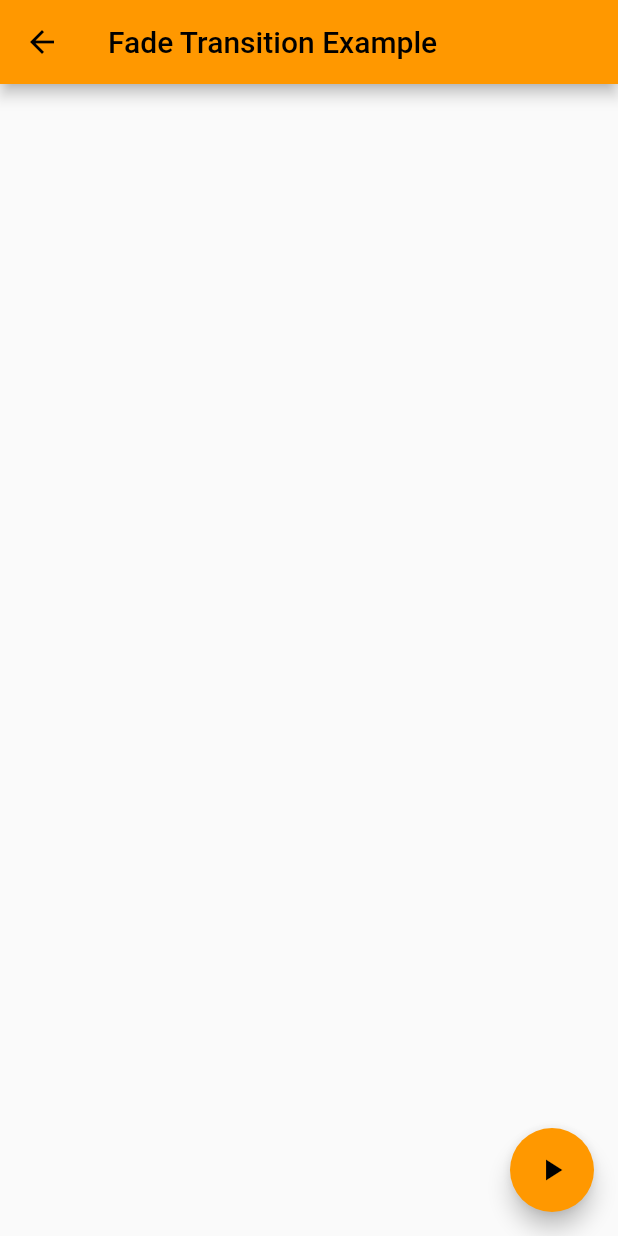
After one commit to minafarideleia/Flutter-Course-Animations-From-Zero-To-Hero, a Flutter app: the screen it shows after launch, after a tap on "Fade Transition Example", on a phone screen of 412 x 824 dp. The commit adds this screen. Run offline on Flutter 3.47's test engine with Material 2 defaults, Android fonts, the phone set to English and light mode, and no system bars.

Commit message:
Lecture-45--Fade-Transition

```diff
--- a/lib/explict_animations/AnimatedBuilderExample.dart
+++ b/lib/explict_animations/AnimatedBuilderExample.dart
@@ -1,6 +1,5 @@
 import 'package:flutter/material.dart';
 import 'dart:math' show pi;
-
 class AnimatedBuilderExample extends StatefulWidget {
   const AnimatedBuilderExample({super.key});
 
@@ -16,7 +15,7 @@
   void initState() {
     super.initState();
     _controller =
-        AnimationController(vsync: this, duration: const Duration(seconds: 20))
+        AnimationController(vsync: this, duration: const Duration(seconds: 2))
           ..repeat(reverse: true);
   }
 
@@ -28,23 +27,22 @@
 
   @override
   Widget build(BuildContext context) {
-    return Scaffold(
+    return    Scaffold(
         appBar: AppBar(
           title: const Text("Animated Builder Example"),
         ),
-      body: Center(
-        child: AnimatedBuilder(
-            animation: _controller,
+        body:Center(
+          child: AnimatedBuilder(animation: _controller,
           builder: (BuildContext context, Widget? child) {
-              return Transform.rotate(
-                  angle: _controller.value * 2 * pi,
-                  child: Container(
-                    width: 250,
+return Transform.rotate(angle: _controller.value*2*pi,
+child: Container(width: 250,
 height: 250,
 color: Colors.transparent,
-                    child: Image.asset("assets/dog.png"),
-                  ));
+child: Image.asset("assets/dog.png"),));
+
+
           }),
+
           ),
         );
   }
--- /dev/null
+++ b/lib/explict_animations/FadeTransitionExample.dart
@@ -0,0 +1,61 @@
+import 'package:flutter/material.dart';
+
+class FadeTransitionExample extends StatefulWidget {
+  const FadeTransitionExample({super.key});
+
+  @override
+  State<FadeTransitionExample> createState() => _FadeTransitionExampleState();
+}
+
+class _FadeTransitionExampleState extends State<FadeTransitionExample>
+    with SingleTickerProviderStateMixin {
+  late AnimationController _controller;
+  late Animation<double> _animation;
+  @override
+  void initState() {
+    super.initState();
+    _controller =
+        AnimationController(vsync: this, duration: const Duration(seconds: 2));
+
+    _animation = Tween<double>(begin: 0, end: 1).animate(_controller);
+  }
+
+  @override
+  void dispose() {
+    _controller.dispose();
+    super.dispose();
+  }
+
+  _startAnimation() {
+    _controller.reset();
+    _controller.forward();
+  }
+
+  @override
+  Widget build(BuildContext context) {
+    return Scaffold(
+        appBar: AppBar(
+          title: const Text("Fade Transition Example"),
+        ),
+        body: Center(
+          child: FadeTransition(
+            opacity: _animation,
+            child: Container(
+              width: 200,
+              height: 200,
+              color: Colors.blue,
+              child: const Center(
+                child: Text(
+                  "Fade me Now !!",
+                  style: TextStyle(color: Colors.white, fontSize: 25),
+                ),
+              ),
+            ),
+          ),
+        ),
+        floatingActionButton: FloatingActionButton(
+          onPressed: _startAnimation,
+          child: const Icon(Icons.play_arrow),
+        ));
+  }
+}
--- a/lib/main.dart
+++ b/lib/main.dart
@@ -2,6 +2,7 @@
 import 'package:flutter_course_animations_from_zero_to_hero/implicit_animations/AnimatedAlignExample.dart';
 
 import 'explict_animations/AnimatedBuilderExample.dart';
+import 'explict_animations/FadeTransitionExample.dart';
 import 'explict_animations/PositionedTransitionExamlpe.dart';
 import 'explict_animations/RotationTransitionExample.dart';
 import 'explict_animations/SizeTransitionExample.dart';
@@ -189,6 +190,15 @@
                               const AnimatedBuilderExample()));
                 },
                 child: const Text("Animated Builde rExample")),
+            ElevatedButton(
+                style: ElevatedButton.styleFrom(backgroundColor: Colors.red),
+                onPressed: () {
+                  Navigator.push(
+                      context,
+                      MaterialPageRoute(
+                          builder: (context) => const FadeTransitionExample()));
+                },
+                child: const Text("Fade Transition Example")),
           ],
         )));
   }
```
Lines whose indentation alone changed are shown as unchanged.
